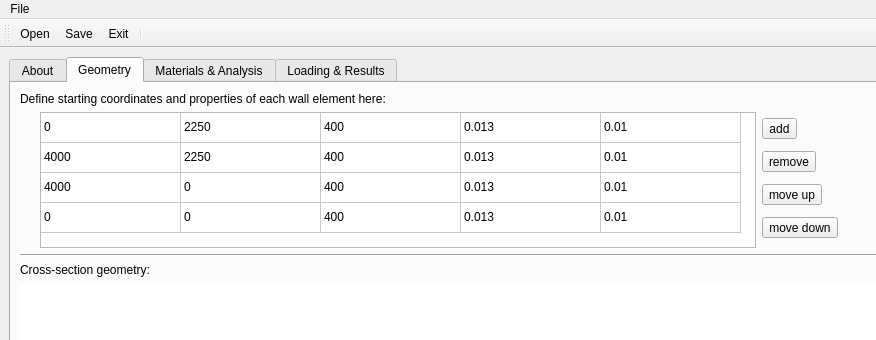
Above: design.ui from Kleissl/HollowRC before the change; both pictures show x 0 to 876 and y 0 to 340 of the 1116 by 781 pixel window. Below: the same form after it.
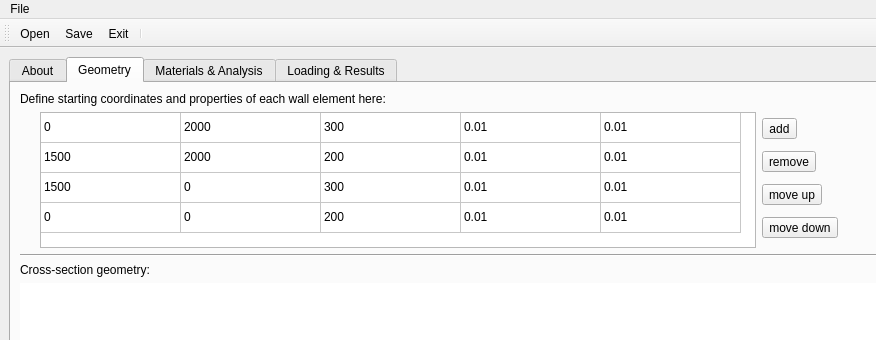
That is the form after the change. The open tabs and pages were chosen to show the change. Icons and pictures are not drawn.

Diff of the .ui file:
```diff
--- a/design.ui
+++ b/design.ui
@@ -401,17 +401,17 @@
                 </item>
                 <item row="0" column="1">
                  <property name="text">
-                  <string>2250</string>
+                  <string>2000</string>
                  </property>
                 </item>
                 <item row="0" column="2">
                  <property name="text">
-                  <string>400</string>
+                  <string>300</string>
                  </property>
                 </item>
                 <item row="0" column="3">
                  <property name="text">
-                  <string>0.013</string>
+                  <string>0.01</string>
                  </property>
                 </item>
                 <item row="0" column="4">
@@ -421,22 +421,22 @@
                 </item>
                 <item row="1" column="0">
                  <property name="text">
-                  <string>4000</string>
+                  <string>1500</string>
                  </property>
                 </item>
                 <item row="1" column="1">
                  <property name="text">
-                  <string>2250</string>
+                  <string>2000</string>
                  </property>
                 </item>
                 <item row="1" column="2">
                  <property name="text">
-                  <string>400</string>
+                  <string>200</string>
                  </property>
                 </item>
                 <item row="1" column="3">
                  <property name="text">
-                  <string>0.013</string>
+                  <string>0.01</string>
                  </property>
                 </item>
                 <item row="1" column="4">
@@ -446,7 +446,7 @@
                 </item>
                 <item row="2" column="0">
                  <property name="text">
-                  <string>4000</string>
+                  <string>1500</string>
                  </property>
                 </item>
                 <item row="2" column="1">
@@ -456,12 +456,12 @@
                 </item>
                 <item row="2" column="2">
                  <property name="text">
-                  <string>400</string>
+                  <string>300</string>
                  </property>
                 </item>
                 <item row="2" column="3">
                  <property name="text">
-                  <string>0.013</string>
+                  <string>0.01</string>
                  </property>
                 </item>
                 <item row="2" column="4">
@@ -481,12 +481,12 @@
                 </item>
                 <item row="3" column="2">
                  <property name="text">
-                  <string>400</string>
+                  <string>200</string>
                  </property>
                 </item>
                 <item row="3" column="3">
                  <property name="text">
-                  <string>0.013</string>
+                  <string>0.01</string>
                  </property>
                 </item>
                 <item row="3" column="4">
```
Left out of the diff: 39 changed lines with no effect on the pictures.
